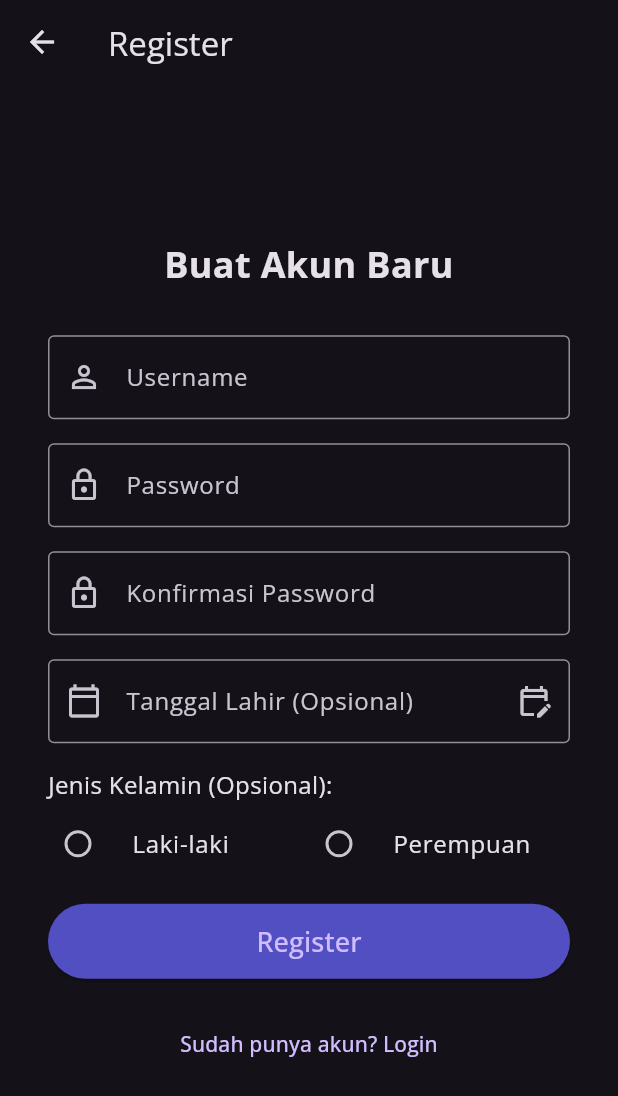
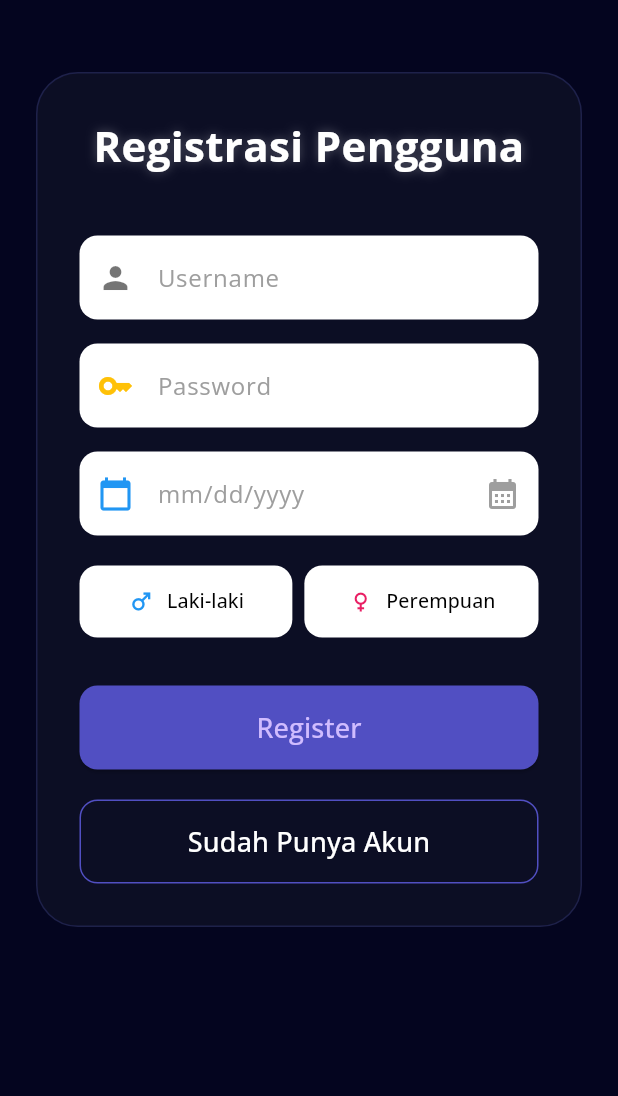
Before and after one commit to TURU-template/TURU-Flutter, a Flutter app: the RegisterPage screen opened directly, on a phone screen of 412 x 824 dp. Shown: the top 1096 px of the screen. Run offline on Flutter 3.47's test engine with Material 3 defaults, Android fonts, the phone set to English and light mode, and no system bars; our stand-ins replace audioplayers, bootstrap_icons, fl_chart, flutter_local_notifications, flutter_svg, google_fonts and 5 more; missing offline and left inert: bcrypt, dotenv, mysql_client; accounts and stored records are empty.

```diff
--- a/turu_mobile/lib/pages/register.dart
+++ b/turu_mobile/lib/pages/register.dart
@@ -104,196 +104,220 @@ class _RegisterPageState extends State<RegisterPage> {
 
   @override
   Widget build(BuildContext context) {
-    final indigoColor = TuruColors.indigo; // Contoh ambil warna
-
     return Scaffold(
-      // backgroundColor: TuruColors.primaryBackground, // Sesuaikan
-      appBar: AppBar(
-        title: const Text('Register'),
-        backgroundColor: Colors.transparent,
-        elevation: 0,
+      backgroundColor: TuruColors.primaryBackground,
+      body: SafeArea(
+        child: SingleChildScrollView(
+          padding: const EdgeInsets.symmetric(horizontal: 24, vertical: 48),
+          child: Center(
+            child: Container(
+              constraints: const BoxConstraints(maxWidth: 400),
+              padding: const EdgeInsets.all(28),
+              decoration: BoxDecoration(
+                color: TuruColors.backdrop,
+                borderRadius: BorderRadius.circular(28),
+                border: Border.all(
+                  color: const Color(0xFF1E214A),
+                  width: 1,
                 ),
-      body: Center(
-        child: SingleChildScrollView(
-          padding: const EdgeInsets.all(32.0),
-          child: ConstrainedBox(
-            constraints: const BoxConstraints(maxWidth: 400),
-            child: Form(
+              ),
+              child: Column(
+                crossAxisAlignment: CrossAxisAlignment.stretch,
+                children: [
+                  Text(
+                    'Registrasi Pengguna',
+                    textAlign: TextAlign.center,
+                    style: const TextStyle(
+                      fontSize: 28,
+                      fontWeight: FontWeight.bold,
+                      color: Colors.white,
+                      shadows: [
+                        Shadow(
+                          color: Colors.white30,
+                          blurRadius: 8,
+                        ),
+                      ],
+                    ),
+                  ),
+                  const SizedBox(height: 40),
+                  Form(
                     key: _formKey,
                     child: Column(
-                mainAxisAlignment: MainAxisAlignment.center,
                       crossAxisAlignment: CrossAxisAlignment.stretch,
                       children: [
-                  const Text(
-                    'Buat Akun Baru',
-                    textAlign: TextAlign.center,
-                    style: TextStyle(fontSize: 24, fontWeight: FontWeight.bold),
-                  ),
-                  const SizedBox(height: 30),
-
-                  // Input Username
+                        // Username
                         TextFormField(
                           controller: _usernameController,
-                    decoration: const InputDecoration(
-                      labelText: 'Username',
-                      prefixIcon: Icon(Icons.person_outline),
-                      border: OutlineInputBorder(),
+                          decoration: InputDecoration(
+                            hintText: 'Username',
+                            hintStyle: TextStyle(color: Colors.grey),
+                            filled: true,
+                            fillColor: Colors.white,
+                            prefixIcon: Padding(
+                              padding: const EdgeInsets.all(12.0),
+                              child: Icon(Icons.person, color: Colors.black54),
                             ),
-                    validator:
-                        (val) =>
-                            val == null || val.isEmpty
+                            border: OutlineInputBorder(
+                              borderRadius: BorderRadius.circular(12),
+                              borderSide: BorderSide.none,
+                            ),
+                          ),
+                          style: TextStyle(color: Colors.black),
+                          validator: (val) => val == null || val.isEmpty
                               ? 'Username tidak boleh kosong'
                               : null,
-                    textInputAction: TextInputAction.next,
                         ),
                         const SizedBox(height: 16),
-
-                  // Input Password
+                        // Password
                         TextFormField(
                           controller: _passwordController,
-                    decoration: const InputDecoration(
-                      labelText: 'Password',
-                      prefixIcon: Icon(Icons.lock_outline),
-                      border: OutlineInputBorder(),
+                          decoration: InputDecoration(
+                            hintText: 'Password',
+                            hintStyle: TextStyle(color: Colors.grey),
+                            filled: true,
+                            fillColor: Colors.white,
+                            prefixIcon: Padding(
+                              padding: const EdgeInsets.all(12.0),
+                              child: Icon(Icons.key, color: Colors.amber),
                             ),
+                            border: OutlineInputBorder(
+                              borderRadius: BorderRadius.circular(12),
+                              borderSide: BorderSide.none,
+                            ),
+                          ),
+                          style: TextStyle(color: Colors.black),
                           obscureText: true,
                           validator: (val) {
-                      if (val == null || val.isEmpty)
-                        return 'Password tidak boleh kosong';
-                      if (val.length < 6)
-                        return 'Password minimal 6 karakter'; // Contoh validasi panjang
+                            if (val == null || val.isEmpty) return 'Password tidak boleh kosong';
+                            if (val.length < 6) return 'Password minimal 6 karakter';
                             return null;
                           },
-                    textInputAction: TextInputAction.next,
                         ),
                         const SizedBox(height: 16),
-
-                  // Input Konfirmasi Password
-                  TextFormField(
-                    controller: _confirmPasswordController,
-                    decoration: const InputDecoration(
-                      labelText: 'Konfirmasi Password',
-                      prefixIcon: Icon(Icons.lock_outline),
-                      border: OutlineInputBorder(),
-                    ),
-                    obscureText: true,
-                    validator: (val) {
-                      if (val == null || val.isEmpty)
-                        return 'Konfirmasi password tidak boleh kosong';
-                      if (val != _passwordController.text)
-                        return 'Password tidak cocok';
-                      return null;
-                    },
-                    textInputAction: TextInputAction.next,
-                  ),
-                  const SizedBox(height: 16),
-
-                  // Input Tanggal Lahir (Read Only, Trigger Date Picker)
+                        // Tanggal Lahir
                         TextFormField(
                           controller: _tglController,
+                          readOnly: true,
+                          onTap: () => _selectDate(context),
                           decoration: InputDecoration(
-                      labelText: 'Tanggal Lahir (Opsional)',
-                      prefixIcon: const Icon(Icons.calendar_today_outlined),
-                      border: const OutlineInputBorder(),
-                      hintText: 'YYYY-MM-DD',
-                      suffixIcon: IconButton(
-                        // Tombol untuk membuka picker
-                        icon: const Icon(Icons.edit_calendar_outlined),
-                        onPressed: () => _selectDate(context),
+                            hintText: 'mm/dd/yyyy',
+                            hintStyle: TextStyle(color: Colors.grey),
+                            filled: true,
+                            fillColor: Colors.white,
+                            prefixIcon: Padding(
+                              padding: const EdgeInsets.all(12.0),
+                              child: Icon(Icons.calendar_today, color: Colors.blue),
+                            ),
+                            suffixIcon: Icon(Icons.calendar_month, color: Colors.grey),
+                            border: OutlineInputBorder(
+                              borderRadius: BorderRadius.circular(12),
+                              borderSide: BorderSide.none,
                             ),
                           ),
-                    readOnly: true, // Buat read only agar keyboard tidak muncul
-                    onTap:
-                        () => _selectDate(context), // Buka picker saat diklik
-                    // Tidak perlu validator wajib karena opsional
+                          style: TextStyle(color: Colors.black),
                         ),
-                  const SizedBox(height: 16),
-
-                  // Pilihan Jenis Kelamin (Opsional)
-                  const Text(
-                    "Jenis Kelamin (Opsional):",
-                    style: TextStyle(fontSize: 16),
-                  ),
+                        const SizedBox(height: 20),
+                        // Gender Toggle Buttons
                         Row(
                           children: [
                             Expanded(
-                        child: RadioListTile<String>(
-                          title: const Text('Laki-laki'),
-                          value: 'L',
-                          groupValue: _selectedGender,
-                          onChanged:
-                              (value) =>
-                                  setState(() => _selectedGender = value),
-                          contentPadding: EdgeInsets.zero,
+                              flex: 10, // Give more space to the laki-laki button
+                              child: SizedBox(
+                                height: 48,
+                                child: ElevatedButton.icon(
+                                  onPressed: () => setState(() => _selectedGender = 'L'),
+                                  style: ElevatedButton.styleFrom(
+                                    backgroundColor: _selectedGender == 'L' ? TuruColors.blue : Colors.white,
+                                    foregroundColor: _selectedGender == 'L' ? Colors.white : Colors.blue,
+                                    elevation: 0,
+                                    padding: EdgeInsets.symmetric(horizontal: 8),
+                                    shape: RoundedRectangleBorder(
+                                      borderRadius: BorderRadius.circular(12),
                                     ),
                                   ),
+                                  icon: Icon(Icons.male, size: 18),
+                                  label: Text('Laki-laki',
+                                    style: TextStyle(
+                                      color: _selectedGender == 'L' ? Colors.white : Colors.black,
+                                      fontSize: 13,
+                                    ),
+                                  ),
+                                ),
+                              ),
+                            ),
+                            const SizedBox(width: 8), // Reduced space between buttons
                             Expanded(
-                        child: RadioListTile<String>(
-                          title: const Text('Perempuan'),
-                          value: 'P',
-                          groupValue: _selectedGender,
-                          onChanged:
-                              (value) =>
-                                  setState(() => _selectedGender = value),
-                          contentPadding: EdgeInsets.zero,
+                              flex: 11, // Give more space to the perempuan button
+                              child: SizedBox(
+                                height: 48,
+                                child: ElevatedButton.icon(
+                                  onPressed: () => setState(() => _selectedGender = 'P'),
+                                  style: ElevatedButton.styleFrom(
+                                    backgroundColor: _selectedGender == 'P' ? TuruColors.pink : Colors.white,
+                                    foregroundColor: _selectedGender == 'P' ? Colors.white : Colors.pink,
+                                    elevation: 0,
+                                    padding: EdgeInsets.symmetric(horizontal: 4),
+                                    shape: RoundedRectangleBorder(
+                                      borderRadius: BorderRadius.circular(12),
+                                    ),
+                                  ),
+                                  icon: Icon(Icons.female, size: 18),
+                                  label: Text('Perempuan',
+                                    maxLines: 1,
+                                    overflow: TextOverflow.visible,
+                                    style: TextStyle(
+                                      color: _selectedGender == 'P' ? Colors.white : Colors.black,
+                                      fontSize: 13,
+                                    ),
+                                  ),
+                                ),
                               ),
                             ),
                           ],
                         ),
-                  // Tombol untuk clear pilihan gender
-                  if (_selectedGender != null)
-                    TextButton(
-                      onPressed: () => setState(() => _selectedGender = null),
-                      child: const Text(
-                        "Hapus Pilihan Gender",
-                        style: TextStyle(fontSize: 12),
-                      ),
-                    ),
-                  const SizedBox(height: 12),
-
-                  // Tampilkan Pesan Error
-                  if (_errorMessage.isNotEmpty)
-                    Padding(
-                      padding: const EdgeInsets.only(bottom: 12.0),
-                      child: Text(
-                        _errorMessage,
-                        style: const TextStyle(color: Colors.red, fontSize: 14),
-                        textAlign: TextAlign.center,
-                      ),
-                    ),
-
-                  // Tombol Register
-                  SizedBox(
-                    height: 50,
+                        if (_errorMessage.isNotEmpty) ...[
+                          const SizedBox(height: 16),
+                          Text(_errorMessage, textAlign: TextAlign.center, style: const TextStyle(color: Colors.red)),
+                        ],
+                        const SizedBox(height: 32),
+                        // Register Button
+                        Container(
+                          width: double.infinity,
+                          height: 56,
                           child: ElevatedButton(
                             onPressed: _isLoading ? null : _submitRegister,
                             style: ElevatedButton.styleFrom(
-                        backgroundColor: indigoColor,
+                              backgroundColor: TuruColors.indigo,
+                              shape: RoundedRectangleBorder(borderRadius: BorderRadius.circular(12)),
                             ),
-                      child:
-                          _isLoading
+                            child: _isLoading
                                 ? const SizedBox(
-                                width: 20,
-                                height: 20,
+                                    width: 24,
+                                    height: 24,
                                     child: CircularProgressIndicator(
+                                      color: Colors.white,
                                       strokeWidth: 2,
-                                  valueColor: AlwaysStoppedAnimation<Color>(
-                                    Colors.white,
-                                  ),
                                     ),
                                   )
-                              : const Text(
-                                'Register',
-                                style: TextStyle(fontSize: 18),
-                              ),
+                                : const Text('Register', style: TextStyle(fontSize: 18)),
                           ),
                         ),
                         const SizedBox(height: 20),
-
-                  // Tombol kembali ke Login
-                  TextButton(
+                        // Sudah Punya Akun
+                        Container(
+                          width: double.infinity,
+                          height: 56,
+                          child: OutlinedButton(
                             onPressed: _isLoading ? null : () => Navigator.pop(context),
-                    child: const Text('Sudah punya akun? Login'),
+                            style: OutlinedButton.styleFrom(
+                              side: BorderSide(color: TuruColors.indigo),
+                              shape: RoundedRectangleBorder(borderRadius: BorderRadius.circular(12)),
+                            ),
+                            child: const Text('Sudah Punya Akun', style: TextStyle(color: Colors.white, fontSize: 18)),
+                          ),
+                        ),
+                      ],
+                    ),
                   ),
                 ],
               ),
```
Also changed, not shown: turu_mobile/lib/main.dart (+11 -11 lines), turu_mobile/lib/pages/beranda.dart (+17 -11 lines), turu_mobile/lib/pages/login.dart (+141 -78 lines). Lines whose indentation alone changed are shown as unchanged.
